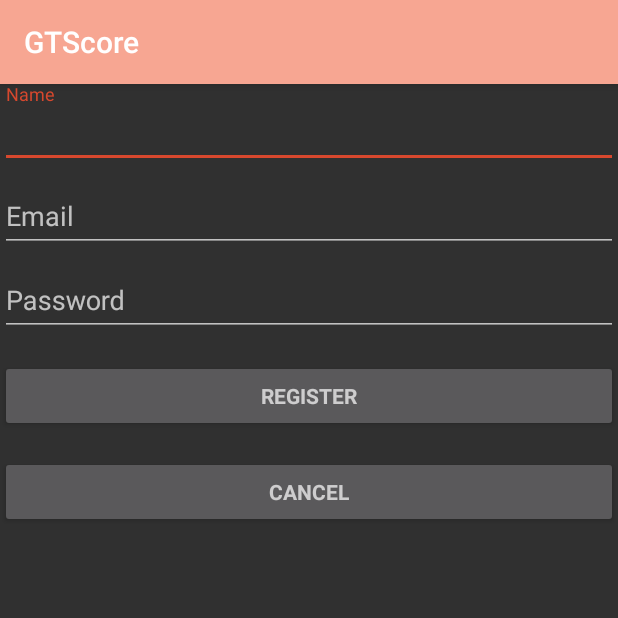
After one commit to ngailapdi/GTScore, an Android app: the SignupActivity screen opened directly, with no data from a screen before it, on a phone screen of 412 x 824 dp, the top half of it. The commit adds this screen. Run offline under Robolectric (Android 15) with nearby library versions, the phone set to English and light mode, and no system bars; our stand-ins replace Firebase (no records; nobody signed in at launch, a user with empty details on screens opened directly).

Commit message:
add signup

```diff
--- a/app/build.gradle
+++ b/app/build.gradle
@@ -24,6 +24,7 @@ android {
 dependencies {
     implementation fileTree(dir: 'libs', include: ['*.jar'])
     implementation 'com.android.support:appcompat-v7:28.0.0'
+    implementation 'com.android.support:support-v4:28.0.0'
     implementation 'com.android.support:support-compat:28.0.0'
     implementation 'com.android.support:design:28.0.0'
     implementation 'com.android.support.constraint:constraint-layout:1.1.3'
@@ -33,5 +34,7 @@ dependencies {
     androidTestImplementation 'com.android.support.test.espresso:espresso-core:3.0.2'
     implementation 'com.google.firebase:firebase-core:16.0.6'
     implementation 'com.google.firebase:firebase-auth:16.1.0'
+    implementation 'com.google.firebase:firebase-database:16.1.0'
+
 }
 apply plugin: 'com.google.gms.google-services'
--- a/app/src/main/AndroidManifest.xml
+++ b/app/src/main/AndroidManifest.xml
@@ -15,7 +15,7 @@
         android:supportsRtl="true"
         android:theme="@style/AppTheme">
         <activity
-            android:name=".MainActivity"
+            android:name=".LoginActivity"
             android:label="@string/app_name">
             <intent-filter>
                 <action android:name="android.intent.action.MAIN" />
@@ -24,8 +24,9 @@
             </intent-filter>
         </activity>
         <activity
-            android:name=".LoginActivity"
+            android:name=".MainActivity"
             android:label="@string/title_activity_profile"></activity>
+        <activity android:name=".SignupActivity"></activity>
     </application>
 
 </manifest>
--- /dev/null
+++ b/app/src/main/java/com/example/ngailapdi/gtscore/SignupActivity.java
@@ -0,0 +1,145 @@
+package com.example.ngailapdi.gtscore;
+
+import android.app.Activity;
+import android.content.Intent;
+import android.os.Bundle;
+import android.support.annotation.NonNull;
+import android.support.v7.app.AppCompatActivity;
+import android.text.TextUtils;
+import android.util.Log;
+import android.view.View;
+import android.view.View.OnClickListener;
+import android.widget.Button;
+import android.widget.EditText;
+import android.widget.Toast;
+
+import com.google.android.gms.tasks.OnCompleteListener;
+import com.google.android.gms.tasks.Task;
+import com.google.firebase.auth.AuthResult;
+import com.google.firebase.auth.FirebaseAuth;
+import com.google.firebase.auth.FirebaseUser;
+import com.google.firebase.auth.UserProfileChangeRequest;
+import com.google.firebase.database.DatabaseReference;
+
+public class SignupActivity extends AppCompatActivity {
+    private EditText mEmailView;
+    private EditText mPasswordView;
+    private EditText mNameView;
+    private Button cancelButton;
+    private Button signUpButton;
+    private FirebaseAuth mAuth;
+    private DatabaseReference databaseUser;
+
+    @Override
+    public void onCreate(Bundle savedInstanceState) {
+        super.onCreate(savedInstanceState);
+        setContentView(R.layout.activity_signup);
+        mAuth = FirebaseAuth.getInstance();
+        mNameView = (EditText) findViewById(R.id.name_reg);
+        mEmailView = (EditText) findViewById(R.id.email_reg);
+        mPasswordView = (EditText) findViewById(R.id.pwd_reg);
+        signUpButton = (Button) findViewById(R.id.reg_btn);
+        cancelButton = (Button) findViewById(R.id.cancel_btn);
+        signUpButton.setOnClickListener(new OnClickListener() {
+            @Override
+            public void onClick(View view) {
+                if (attemptLogin()) {
+                    mAuth.createUserWithEmailAndPassword(mEmailView.getText().toString(),
+                            mPasswordView.getText().toString()).addOnCompleteListener(SignupActivity.this,
+                            new OnCompleteListener<AuthResult>() {
+                                @Override
+                                public void onComplete(@NonNull Task<AuthResult> task) {
+                                    if (task.isSuccessful()) {
+                                        FirebaseUser user = mAuth.getCurrentUser();
+                                        UserProfileChangeRequest profileUpdates = new UserProfileChangeRequest.Builder()
+                                                .setDisplayName(mNameView.getText().toString())
+                                                .build();
+                                        user.updateProfile(profileUpdates).addOnCompleteListener(new OnCompleteListener<Void>() {
+                                            @Override
+                                            public void onComplete(@NonNull Task<Void> task) {
+                                                if (task.isSuccessful()) {
+                                                    Log.d("Sign in", "Sign in success");
+
+                                                }
+                                            }
+                                        });
+
+                                        updateUI(user);
+                                    } else {
+                                        Log.d("Sign in", "Sign in fail");
+                                        Toast.makeText(SignupActivity.this, "Cannot create user account",
+                                                Toast.LENGTH_LONG).show();
+                                    }
+                                }
+                            });
+                }
+            }
+        });
+        cancelButton.setOnClickListener(new OnClickListener() {
+            @Override
+            public void onClick(View view) {
+                updateUI(null);
+            }
+        });
+    }
+
+
+    private boolean attemptLogin() {
+        // Reset errors.
+        mEmailView.setError(null);
+        mPasswordView.setError(null);
+
+        // Store values at the time of the login attempt.
+        String email = mEmailView.getText().toString();
+        String password = mPasswordView.getText().toString();
+
+        boolean cancel = false;
+        View focusView = null;
+
+        // Check for a valid password, if the user entered one.
+        if (!TextUtils.isEmpty(password) && !isPasswordValid(password)) {
+            mPasswordView.setError(getString(R.string.error_invalid_password));
+            focusView = mPasswordView;
+            cancel = true;
+        }
+
+        // Check for a valid email address.
+        if (TextUtils.isEmpty(email)) {
+            mEmailView.setError(getString(R.string.error_field_required));
+            focusView = mEmailView;
+            cancel = true;
+        } else if (!isEmailValid(email)) {
+            mEmailView.setError(getString(R.string.error_invalid_email));
+            focusView = mEmailView;
+            cancel = true;
+        }
+
+        if (cancel) {
+            // There was an error; don't attempt login and focus the first
+            // form field with an error.
+            focusView.requestFocus();
+        }
+        return !cancel;
+    }
+
+    private boolean isEmailValid(String email) {
+        return email.contains("@") && email.contains(".");
+    }
+
+    private boolean isPasswordValid(String password) {
+        return password.length() > 4;
+    }
+
+    private void updateUI(FirebaseUser user) {
+        Intent returnIntent = new Intent();
+        if (user != null) {
+            returnIntent.putExtra("result", user.getEmail());
+            setResult(Activity.RESULT_OK, returnIntent);
+        } else {
+            setResult(Activity.RESULT_CANCELED, returnIntent);
+        }
+        finish();
+
+    }
+
+}
--- /dev/null
+++ b/app/src/main/res/layout/activity_signup.xml
@@ -0,0 +1,58 @@
+<?xml version="1.0" encoding="utf-8"?>
+<LinearLayout xmlns:android="http://schemas.android.com/apk/res/android"
+    android:orientation="vertical" android:layout_width="match_parent"
+    android:layout_height="match_parent">
+
+    <android.support.design.widget.TextInputLayout
+        android:layout_width="match_parent"
+        android:layout_height="wrap_content">
+
+        <android.support.design.widget.TextInputEditText
+            android:id="@+id/name_reg"
+            android:layout_width="match_parent"
+            android:layout_height="wrap_content"
+            android:hint="@string/name_reg" />
+    </android.support.design.widget.TextInputLayout>
+    <android.support.design.widget.TextInputLayout
+        android:layout_width="match_parent"
+        android:layout_height="wrap_content">
+
+        <android.support.design.widget.TextInputEditText
+            android:id="@+id/email_reg"
+            android:layout_width="match_parent"
+            android:layout_height="wrap_content"
+            android:hint="@string/prompt_email" />
+    </android.support.design.widget.TextInputLayout>
+
+    <android.support.design.widget.TextInputLayout
+        android:layout_width="match_parent"
+        android:layout_height="wrap_content">
+
+        <EditText
+            android:id="@+id/pwd_reg"
+            android:layout_width="match_parent"
+            android:layout_height="wrap_content"
+            android:hint="@string/prompt_password"
+            android:inputType="textPassword"
+            android:maxLines="1"
+            android:singleLine="true" />
+    </android.support.design.widget.TextInputLayout>
+
+
+    <Button
+        android:id="@+id/reg_btn"
+        style="?android:textAppearanceSmall"
+        android:layout_width="match_parent"
+        android:layout_height="wrap_content"
+        android:layout_marginTop="16dp"
+        android:text="@string/action_sign_up"
+        android:textStyle="bold" />
+    <Button
+        android:id="@+id/cancel_btn"
+        style="?android:textAppearanceSmall"
+        android:layout_width="match_parent"
+        android:layout_height="wrap_content"
+        android:layout_marginTop="16dp"
+        android:text="@string/cancel"
+        android:textStyle="bold" />
+</LinearLayout>
--- a/app/src/main/res/values/strings.xml
+++ b/app/src/main/res/values/strings.xml
@@ -5,6 +5,9 @@
     <string name="prompt_password">Password</string>
     <string name="action_sign_up">Register</string>
     <string name="action_sign_in">Sign in</string>
+    <string name="name_reg">Name</string>
+    <string name="cancel">Cancel</string>
+
     <string name="error_invalid_email">This email address is invalid</string>
     <string name="error_invalid_password">This password is too short</string>
     <string name="error_incorrect_password">This password is incorrect</string>
```
Also changed, not shown: app/src/main/java/com/example/ngailapdi/gtscore/LoginActivity.java (+15 -9 lines), app/src/main/java/com/example/ngailapdi/gtscore/ProfileFragment.java (+14 -1 lines), app/src/main/res/layout/fragment_profile.xml (+26 -28 lines).
